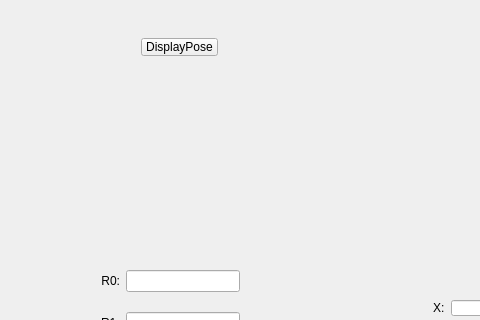
The window that uppercomputer/uppercomputer.ui (looplocked/uppercomputer) describes before a commit, drawn with Qt 5; both pictures show x 0 to 480 and y 148 to 468 of the 1238 by 704 pixel window.
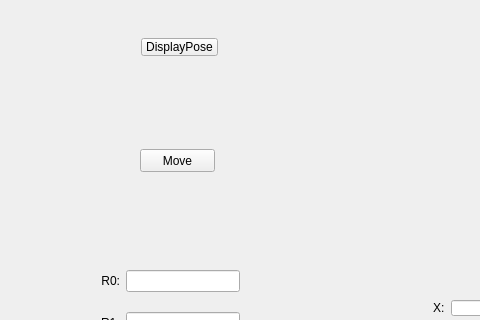
The same window after the commit.

```diff
--- a/uppercomputer/uppercomputer.ui
+++ b/uppercomputer/uppercomputer.ui
@@ -290,6 +290,19 @@
      </item>
     </layout>
    </widget>
+   <widget class="QPushButton" name="ButtonMove">
+    <property name="geometry">
+     <rect>
+      <x>140</x>
+      <y>280</y>
+      <width>75</width>
+      <height>23</height>
+     </rect>
+    </property>
+    <property name="text">
+     <string>Move</string>
+    </property>
+   </widget>
   </widget>
   <widget class="QMenuBar" name="menuBar">
    <property name="geometry">
```
Left out of the diff: 2 changed lines with no effect on the pictures.
